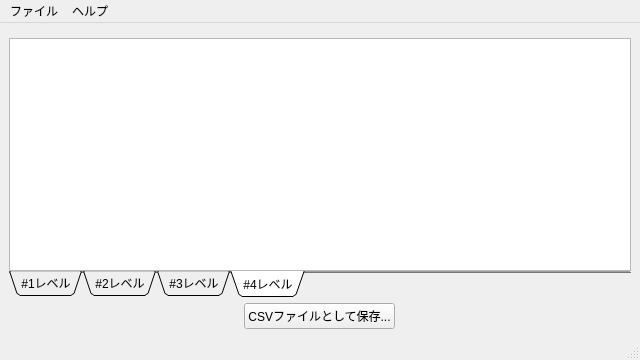
tamaohome/mate-summary, file app/ui/main_window.ui: the form before one commit.
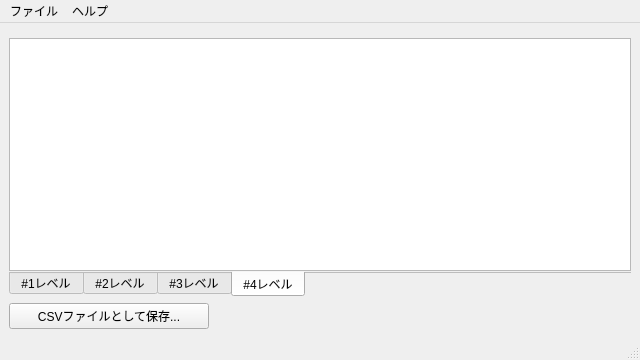
The form after the commit. Icons and pictures are not drawn. Custom widgets are drawn as their Qt base class.

Commit message:
feature/ui/improve ui style (#8)
* ✨ feat(gui): uiテーマの適用

* ✨ feat(ui): タブ形状を Rounded に変更

* ✨ feat(views): セルのフォントを設定 (SummaryTableWidget)

* ✨ feat(views): 行番号を非表示に設定 (SummaryTableWidget)

The edit to the form file:
```diff
--- a/app/ui/main_window.ui
+++ b/app/ui/main_window.ui
@@ -43,7 +43,7 @@
        <enum>QTabWidget::TabPosition::South</enum>
       </property>
       <property name="tabShape">
-       <enum>QTabWidget::TabShape::Triangular</enum>
+       <enum>QTabWidget::TabShape::Rounded</enum>
       </property>
       <property name="currentIndex">
        <number>3</number>
@@ -169,7 +169,7 @@
       </widget>
      </widget>
     </item>
-    <item alignment="Qt::AlignCenter">
+    <item>
      <widget class="QPushButton" name="saveButton">
       <property name="maximumSize">
        <size>
```
Left out of the diff: 8 changed lines with no effect on the pictures. The commit also changes 3 other files.
